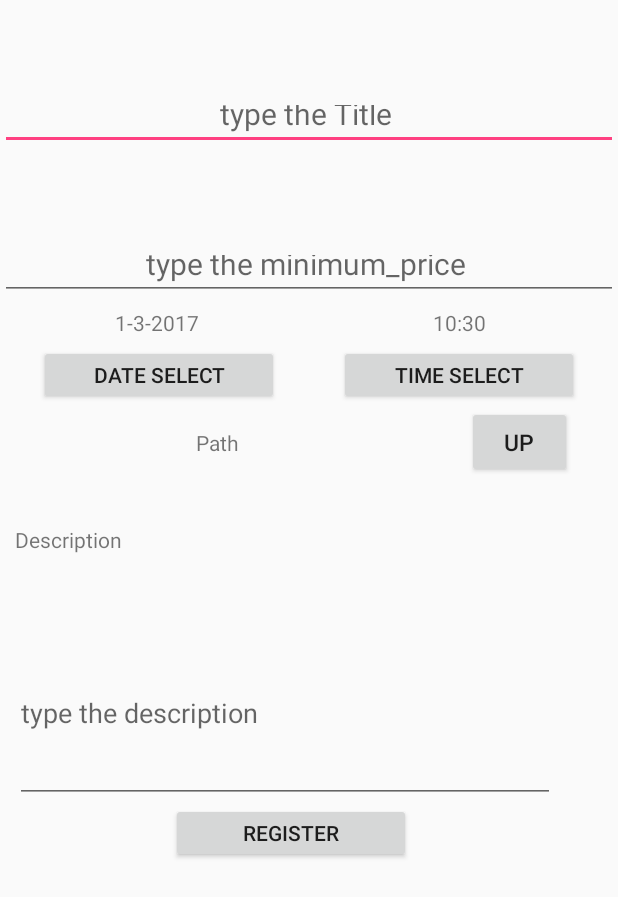
After one commit to HRH-allday/cs496_proj2, an Android app: the Registration screen opened directly, with no data from a screen before it, on a phone screen of 412 x 824 dp. The commit adds this screen. Shown: the top 897 px of the screen. Run offline under Robolectric (Android 15) with nearby library versions, the phone set to English and light mode, and no system bars; libraries missing offline, so code that uses them is left out: com.koushikdutta.async, com.koushikdutta.ion; pictures from the network do not load.

Commit message:
implement register

```diff
--- a/app/src/main/AndroidManifest.xml
+++ b/app/src/main/AndroidManifest.xml
@@ -24,7 +24,9 @@
                 <category android:name="android.intent.category.LAUNCHER" />
             </intent-filter>
         </activity>
+
         <activity android:name=".PageSelector"></activity>
+        <activity android:name=".Registration"></activity>
         <activity
             android:name="com.facebook.FacebookActivity"
             android:configChanges="keyboard|keyboardHidden|screenLayout|screenSize|orientation"
--- /dev/null
+++ b/app/src/main/java/com/example/q/myapplication/Registration.java
@@ -0,0 +1,279 @@
+package com.example.q.myapplication;
+
+import java.io.File;
+import java.net.URL;
+import java.util.Calendar;
+import java.util.GregorianCalendar;
+
+import android.app.Activity;
+import android.app.DatePickerDialog;
+
+import android.app.Dialog;
+import android.app.TimePickerDialog;
+
+import android.content.Intent;
+import android.database.Cursor;
+import android.net.Uri;
+import android.provider.MediaStore;
+import android.support.v4.content.CursorLoader;
+import android.util.Log;
+import android.view.Menu;
+
+import android.view.View;
+
+import android.widget.DatePicker;
+
+import android.widget.EditText;
+import android.widget.TextView;
+import android.widget.TimePicker;
+
+import android.widget.Toast;
+
+import android.os.Bundle;
+import android.view.LayoutInflater;
+
+import android.view.ViewGroup;
+import android.widget.Button;
+
+import com.koushikdutta.async.future.Future;
+import com.koushikdutta.async.future.FutureCallback;
+import com.koushikdutta.ion.Ion;
+import com.koushikdutta.ion.Response;
+
+import org.json.JSONException;
+import org.json.JSONObject;
+
+import static android.R.attr.path;
+import static android.R.id.edit;
+
+/**
+ * Created by Q on 2017-01-02.
+ */
+
+public class Registration extends Activity{
+
+    int year, month, day, hour, minute;
+    static final int DATE_DIALOG_ID = 100;
+    static final int TIME_DIALOG_ID = 200;
+    static final int PICK_FROM_ALBUM = 110;
+    TextView dtv ;
+    TextView ttv ;
+    TextView itv;
+
+    String path="";
+    @Override
+    public void onCreate(Bundle saveInstancestate){
+
+        super.onCreate(saveInstancestate);
+        setContentView(R.layout.account);
+
+        Log.d("flag1","sdfsdfsdfsdfsdfsdfsdfsdfsdfsdf");
+
+        dtv = (TextView) findViewById(R.id.date_text);
+        ttv = (TextView) findViewById(R.id.time_text);
+        itv = (TextView) findViewById(R.id.image_path);
+        Button time_button = (Button) findViewById(R.id.time_select);
+        Button date_button = (Button) findViewById(R.id.date_select);
+        Button upload_button = (Button)findViewById(R.id.image_select);
+        Button register_button = (Button)findViewById(R.id.register_auction);
+
+        final EditText title = (EditText)findViewById(R.id.name);
+        final EditText description = (EditText)findViewById(R.id.desc_text);
+        final EditText minimum_price = (EditText)findViewById(R.id.price);
+        time_button.setOnClickListener(new View.OnClickListener() {
+                                           @Override
+                                           public void onClick(View v) {
+                                               showDialog(TIME_DIALOG_ID);
+
+                                           }
+                                       }
+
+        );
+
+        date_button.setOnClickListener(new View.OnClickListener() {
+                                           @Override
+                                           public void onClick(View v) {
+                                               showDialog(DATE_DIALOG_ID);
+
+
+                                           }
+                                       });
+
+        upload_button.setOnClickListener(new View.OnClickListener(){
+
+                                             @Override
+                                             public void onClick(View v) {
+                                                 doTakeAlbumAction();
+                                             }
+                                         }
+
+        );
+
+        register_button.setOnClickListener(new View.OnClickListener(){
+
+                                               @Override
+                                               public void onClick(View v) {
+
+                                                   String input_title = title.getText().toString();
+                                                   String input_desc = description.getText().toString();
+                                                   String price = minimum_price.getText().toString();
+
+
+                                                   String date = dtv.getText().toString();
+                                                   String time = ttv.getText().toString();
+
+                                                   File uploading_file = new File(path);
+                                                   Future uploading = Ion.with(getApplicationContext())
+                                                           .load("http://52.79.155.110:3000/register_auction")
+                                                           .setMultipartParameter("postname",input_title)
+                                                           .setMultipartParameter("price",price)
+                                                           .setMultipartParameter("date",date)
+                                                           .setMultipartParameter("time",time)
+                                                           .setMultipartParameter("description",input_desc)
+                                                           .setMultipartFile("image", uploading_file)
+                                                           .asString()
+                                                           .withResponse()
+                                                           .setCallback(new FutureCallback<Response<String>>() {
+                                                               @Override
+
+                                                               public void onCompleted(Exception e, Response<String> result) {
+                                                                   try {
+
+
+
+
+
+                                                                       Log.d("son",result.getResult());
+                                                                       JSONObject jobj = new JSONObject(result.getResult());
+
+
+                                                                       Toast.makeText(getApplicationContext(), jobj.getString("response"), Toast.LENGTH_SHORT).show();
+
+                                                                   } catch (JSONException e1) {
+                                                                       e1.printStackTrace();
+                                                                   }
+
+                                                               }
+                                                           });
+
+
+                                               }
+                                           }
+
+        );
+
+
+
+
+
+
+        final Calendar c = Calendar.getInstance();
+        year = c.get(Calendar.YEAR);
+        month = c.get(Calendar.MONTH);
+        day = c.get(Calendar.DAY_OF_MONTH);
+        hour = c.get(Calendar.HOUR_OF_DAY);
+        minute = c.get(Calendar.MINUTE);
+        updateDisplay();
+
+    }
+
+    public void doTakeAlbumAction() // 앨범에서 이미지 가져오기
+    {
+        // 앨범 호출
+        Intent intent = new Intent(Intent.ACTION_PICK);
+        intent.setType(android.provider.MediaStore.Images.Media.CONTENT_TYPE);
+        intent.setData(android.provider.MediaStore.Images.Media.EXTERNAL_CONTENT_URI);
+        startActivityForResult(intent, PICK_FROM_ALBUM);
+    }
+
+
+
+
+    private void updateDisplay()
+    {
+        dtv.setText(new StringBuilder()
+                .append(month+1).append("-")
+                .append(day).append("-")
+                .append(year).append(" "));
+        ttv.setText(new StringBuilder().append(pad(hour)).append(":").append(pad(minute)));
+    }
+
+    private static String pad(int c) {
+        // TODO Auto-generated method stub
+        if(c >= 10){
+            return String.valueOf(c);
+        }else
+            return "0" + String.valueOf(c);
+    }
+
+
+    private DatePickerDialog.OnDateSetListener mDateSetListener =
+            new DatePickerDialog.OnDateSetListener() {
+
+                @Override
+                public void onDateSet(DatePicker view, int selecting_year, int monthOfYear,
+                                      int dayOfMonth) {
+                    // TODO Auto-generated method stub
+                    year = selecting_year;
+                    month = monthOfYear;
+                    day = dayOfMonth;
+                    updateDisplay();
+                }
+            };
+
+    private TimePickerDialog.OnTimeSetListener mTimeSetListener =
+            new TimePickerDialog.OnTimeSetListener() {
+
+                @Override
+                public void onTimeSet(TimePicker view, int hourOfDay, int minuteOfHour) {
+                    // TODO Auto-generated method stub
+                    hour = hourOfDay;
+                    minute = minuteOfHour;
+                    updateDisplay();
+                }
+            };
+
+    @Override
+    protected Dialog onCreateDialog(int id)
+    {
+        switch(id)
+        {
+            case DATE_DIALOG_ID:
+                return new DatePickerDialog(this, mDateSetListener, year, month, day);
+            case TIME_DIALOG_ID:
+                return new TimePickerDialog(this, mTimeSetListener, hour, minute, false);
+        }
+
+        return null;
+    }
+
+
+    protected void onActivityResult(int requestCode, int resultCode, Intent data) {
+        // Check which request we're responding to
+        if (requestCode == PICK_FROM_ALBUM) {
+            // Make sure the request was successful
+            if (resultCode == RESULT_OK) {
+                Uri image_URI = data.getData();
+                path = getPathFromURI(image_URI);
+                itv.setText(path);
+
+            }
+        }
+    }
+
+    private String getPathFromURI(Uri contentUri) {
+        String[] proj = { MediaStore.Images.Media.DATA };
+        CursorLoader loader = new CursorLoader(getApplicationContext(), contentUri, proj, null, null, null);
+        Cursor cursor = loader.loadInBackground();
+        int column_index = cursor.getColumnIndexOrThrow(MediaStore.Images.Media.DATA);
+        cursor.moveToFirst();
+        return cursor.getString(column_index);
+    }
+
+
+
+
+
+
+
+}
--- /dev/null
+++ b/app/src/main/res/layout/account.xml
@@ -0,0 +1,171 @@
+<?xml version="1.0" encoding="utf-8"?>
+<LinearLayout xmlns:android="http://schemas.android.com/apk/res/android"
+    android:layout_width="match_parent"
+    android:layout_height="match_parent"
+    android:orientation="vertical"
+    >
+
+
+    <EditText
+        android:id="@+id/name"
+        android:layout_height="40dp"
+        android:layout_width="match_parent"
+        android:hint="type the Title "
+        android:textSize="20dp"
+        android:layout_marginTop="60dp"
+        android:textAlignment="center"
+
+        >
+        </EditText>
+
+    <EditText
+        android:id="@+id/price"
+        android:layout_height="40dp"
+        android:layout_width="match_parent"
+        android:hint="type the minimum_price "
+        android:textSize="20dp"
+        android:layout_marginTop="60dp"
+        android:textAlignment="center"
+        android:inputType="number"
+
+        >
+    </EditText>
+
+
+    <LinearLayout
+        android:layout_width="match_parent"
+        android:layout_height="wrap_content"
+        android:orientation="horizontal"
+        android:gravity="center"
+        >
+
+        <TextView
+            android:id="@+id/date_text"
+            android:layout_height="30dp"
+            android:layout_width="160dp"
+            android:text="Date"
+            android:gravity= "center"
+            android:layout_marginRight="20dp"
+            android:inputType="date"
+
+            >
+        </TextView>
+
+        <TextView
+            android:id="@+id/time_text"
+            android:layout_height="30dp"
+            android:layout_width="160dp"
+            android:text="Time"
+            android:gravity= "center"
+            android:layout_marginLeft="20dp"
+            android:inputType="time"
+            />
+
+    </LinearLayout>
+
+    <LinearLayout
+        android:layout_width="match_parent"
+        android:layout_height="wrap_content"
+        android:orientation="horizontal"
+        android:gravity="center"
+        >
+
+    <Button
+        android:id="@+id/date_select"
+        android:layout_height="40dp"
+        android:layout_width="160dp"
+        android:text="Date Select"
+        android:layout_marginRight="20dp"
+
+        />
+
+
+    <Button
+        android:id="@+id/time_select"
+        android:layout_height="40dp"
+        android:layout_width="160dp"
+        android:text="Time Select"
+        android:layout_marginLeft="20dp"
+       />
+
+    </LinearLayout>
+
+    <LinearLayout
+        android:layout_width="match_parent"
+        android:layout_height="wrap_content"
+        android:orientation="horizontal"
+        android:gravity="center"
+        android:weightSum="1">
+
+        <TextView
+            android:id="@+id/image_path"
+            android:layout_height="50dp"
+            android:layout_width="230dp"
+            android:text="Path"
+            android:gravity= "center"
+            android:layout_marginRight="15dp"
+
+           />
+
+
+
+        <Button
+            android:id="@+id/image_select"
+            android:layout_height="wrap_content"
+            android:layout_width="70dp"
+
+            android:text="up"
+            android:layout_marginLeft="36dp"
+            android:textSize="15dp"
+            />
+
+    </LinearLayout>
+
+    <LinearLayout
+        android:layout_width="match_parent"
+        android:layout_height="wrap_content"
+        android:orientation="vertical"
+        android:layout_marginTop="20dp"
+        >
+
+        <TextView
+            android:id="@+id/desc_label"
+            android:layout_width="wrap_content"
+            android:layout_height="25dp"
+            android:layout_marginLeft="10dp"
+            android:layout_marginTop="10dp"
+            android:layout_marginBottom="20dp"
+            android:text="Description"
+
+            />
+
+        <EditText
+            android:id="@+id/desc_text"
+            android:layout_width="360dp"
+            android:layout_height="120dp"
+            android:layout_marginTop="20dp"
+            android:layout_marginLeft="10dp"
+            android:layout_marginRight="10dp"
+            android:hint="type the description"
+            />
+
+
+
+    </LinearLayout>
+
+
+
+
+        <Button
+            android:id="@+id/register_auction"
+            android:layout_height="40dp"
+            android:layout_width="160dp"
+            android:text="Register"
+            android:layout_marginLeft="114dp"
+
+            >
+        </Button>
+
+
+
+</LinearLayout>
```
Also changed, not shown: app/src/main/java/com/example/q/myapplication/AuctionItem.java (added, +20 -0 lines), app/src/main/java/com/example/q/myapplication/Tab3.java (+34 -2 lines), app/src/main/res/layout/main.xml (added, +38 -0 lines), app/src/main/res/layout/tab3.xml (+16 -1 lines).
